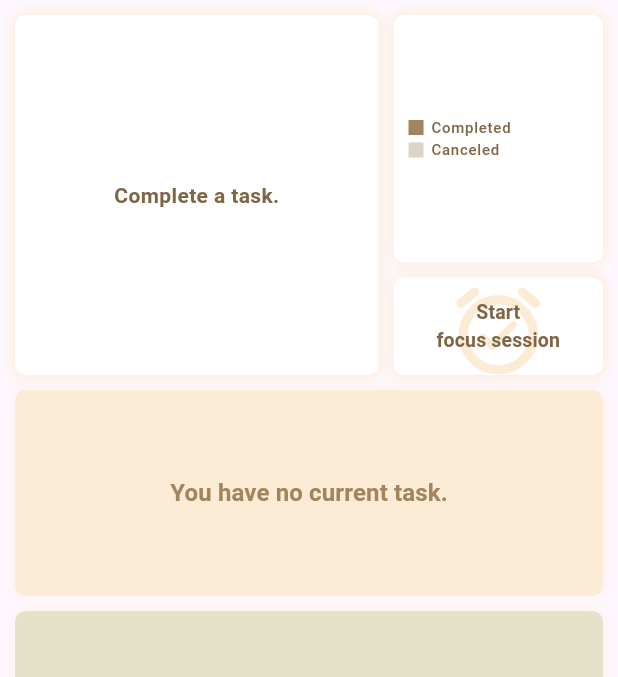
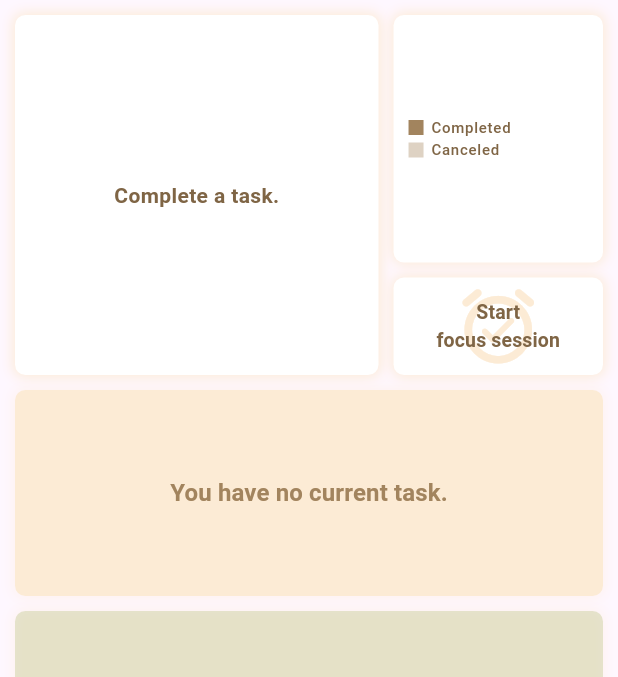
Before and after one commit to m-mhe/scheduler, a Flutter app: the screen it shows after launch, on a phone screen of 412 x 824 dp, the part 84-761 px from its top. Run offline on Flutter 3.47's test engine with Material 3 defaults, Android fonts, the phone set to English and light mode, and no system bars; our stand-ins replace fl_chart, get, numberpicker, sleek_circular_slider, sqflite; accounts and stored records are empty.

Commit message:
a small change

```diff
--- a/lib/ui/screens/home_screen.dart
+++ b/lib/ui/screens/home_screen.dart
@@ -449,7 +449,7 @@ class _HomeScreenState extends State<HomeScreen> {
                                 color: Get.isDarkMode
                                     ? ThemeColors.darkMain
                                     : ThemeColors.lightColor,
-                                size: 70,
+                                size: 60,
                               ),
                               Text(
                                 textAlign: TextAlign.center,
```
